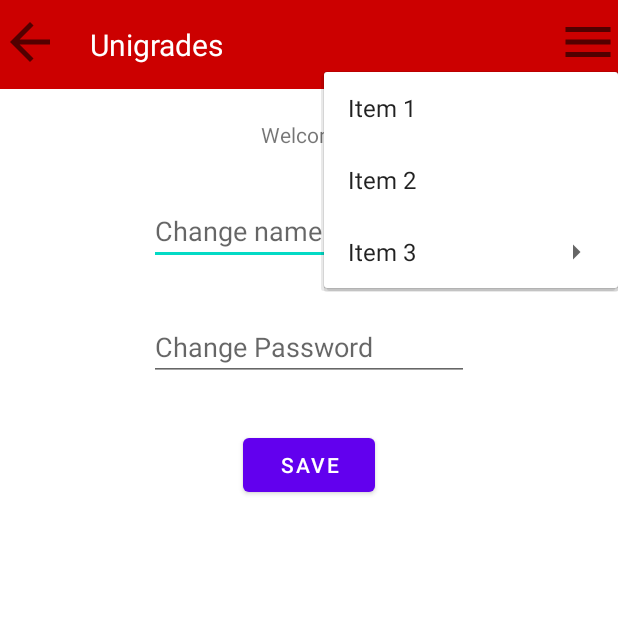
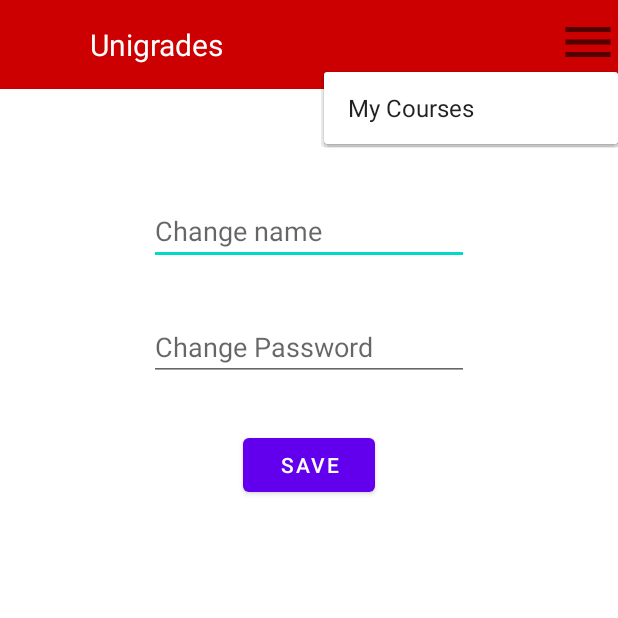
Before and after one commit to YetItMoves-MZ/Unigrades, an Android app: the MyAccountInfoActivity screen opened directly, with no data from a screen before it, after a tap on an icon or button, on a phone screen of 412 x 824 dp, the top half of it. Run offline under Robolectric (Android 15) with nearby library versions, the phone set to English and light mode, and no system bars; our stand-ins replace Firebase (no records; nobody signed in at launch, a user with empty details on screens opened directly); 2 statements that could not run were skipped.

Commit message:
Removed bundles that get and set uid (there is a function from firebase that gets the uid from instance). implemented the toolbar menu properly to send the user to the right activity.

```diff
--- a/app/src/main/java/com/example/unigrades/Account.java
+++ b/app/src/main/java/com/example/unigrades/Account.java
@@ -79,6 +79,7 @@ public class Account {
         });
     }
 
+
     public void setAccountByAccount(Account other) {
         type = other.getType();
         courses = other.getCourses();
--- a/app/src/main/java/com/example/unigrades/MyAccountInfoActivity.java
+++ b/app/src/main/java/com/example/unigrades/MyAccountInfoActivity.java
@@ -36,8 +36,7 @@ public class MyAccountInfoActivity extends AppCompatActivity {
         super.onCreate(savedInstanceState);
         setContentView(R.layout.activity_my_account_info);
         //TODO repeat those 2 always from now on.
-        String uid = MyGlobalFunctions.getUidFromBundle(getIntent().getExtras().
-                getBundle(MyGlobalFunctions.BUNDLE));
+R        String uid = FirebaseAuth.getInstance().getUid();
         Toolbar toolbar = new Toolbar(this);
 
         findViews();
@@ -50,6 +49,7 @@ public class MyAccountInfoActivity extends AppCompatActivity {
             public void dataReady(Account value) {
                 myAccount.setAccountByAccount(value);
                 textName.setText("Welcome, " + myAccount.getFullName());
+                toolbar.setCurrentMode(myAccount.getType());
             }
         };
         myAccount.findAccount(uid, callback_account);
--- a/app/src/main/java/com/example/unigrades/SignInActivity.java
+++ b/app/src/main/java/com/example/unigrades/SignInActivity.java
@@ -118,7 +118,7 @@ public class SignInActivity extends AppCompatActivity {
     private void updateUI(FirebaseUser user) {
         if (user!=null){
             String uid = user.getUid();
-            MyGlobalFunctions.startNewActivity(this, MyAccountInfoActivity.class,uid);
+            MyGlobalFunctions.startNewActivity(this, MyAccountInfoActivity.class);
         }
     }
 
@@ -127,7 +127,7 @@ public class SignInActivity extends AppCompatActivity {
      * @param classType the class of the activity we want to start.
      */
     private void outOfListener(Class classType) {
-        MyGlobalFunctions.startNewActivity(this, classType, "");
+        MyGlobalFunctions.startNewActivity(this, classType);
     }
 
 
--- a/app/src/main/java/com/example/unigrades/SignUpActivity.java
+++ b/app/src/main/java/com/example/unigrades/SignUpActivity.java
@@ -151,7 +151,7 @@ public class SignUpActivity extends AppCompatActivity {
             String uid = user.getUid();
             Account acc = new Account().setType(typeTeacherOrStudent).setFullName(fullName);
             acc.addAccountToDB(uid);
-            MyGlobalFunctions.startNewActivity(this, MyAccountInfoActivity.class,uid);
+            MyGlobalFunctions.startNewActivity(this, MyAccountInfoActivity.class);
         }
 
     }
@@ -161,7 +161,7 @@ public class SignUpActivity extends AppCompatActivity {
      * @param classType the class of the activity we want to start.
      */
     private void outOfListener(Class classType) {
-        MyGlobalFunctions.startNewActivity(this, classType,"");
+        MyGlobalFunctions.startNewActivity(this, classType);
     }
 
 
--- a/app/src/main/java/com/example/unigrades/Toolbar.java
+++ b/app/src/main/java/com/example/unigrades/Toolbar.java
@@ -1,13 +1,11 @@
 package com.example.unigrades;
 
-import android.content.Context;
-import android.content.Intent;
+import android.view.Menu;
 import android.view.MenuInflater;
 import android.view.MenuItem;
 import android.view.View;
 import android.widget.ImageView;
 import android.widget.PopupMenu;
-import android.widget.Toast;
 
 import androidx.appcompat.app.AppCompatActivity;
 
@@ -16,37 +14,64 @@ import com.google.firebase.auth.FirebaseAuth;
 
 public class Toolbar{
     private AppCompatActivity appCompatActivity;
-    private ImageView menu;
+    private ImageView menuButton;
+    private ImageView backButton;
+    private String mode="";
 
     public Toolbar(){}
     public Toolbar(AppCompatActivity appCompatActivity) {
         this.appCompatActivity = appCompatActivity;
         findViews();
-        menu.setOnClickListener(new View.OnClickListener() {
+        //TODO check if "else" is needed here
+        if (MyAccountInfoActivity.class.equals(appCompatActivity.getClass())) {
+            backButton.setVisibility(View.INVISIBLE);
+        }
+        menuButton.setOnClickListener(new View.OnClickListener() {
             @Override
             public void onClick(View view) {
                 showToolbarMenu(view);
             }
         });
-        String uid = FirebaseAuth.getInstance().getUid();
+        backButton.setOnClickListener(new View.OnClickListener() {
+            @Override
+            public void onClick(View view) {
+                //TODO check where "back button" needs to go in each and every activity.
+                if (MyAccountInfoActivity.class.equals(appCompatActivity.getClass())) {
+                    mode = " ";
+                }
+                else{
+                    appCompatActivity.finish();
+                }
+            }
+        });
     }
 
     private void showToolbarMenu(View v) {
         PopupMenu popup = new PopupMenu(appCompatActivity, v);
         MenuInflater inflater = popup.getMenuInflater();
         inflater.inflate(R.menu.toolbar_menu, popup.getMenu());
+
+        if(mode.equals(Account.student))
+            popup.getMenu().getItem(1).setVisible(true);
+        if(mode.equals(Account.teacher))
+            popup.getMenu().getItem(2).setVisible(true);
+
         popup.show();
         popup.setOnMenuItemClickListener(new PopupMenu.OnMenuItemClickListener() {
             @Override
             public boolean onMenuItemClick(MenuItem menuItem) {
-                switch (menuItem.getItemId()){
-                    case R.id.item1:
+                switch (menuItem.getItemId()) {
+                    case R.id.toolbarMenu_ITEM_toMyCoursesActivity:
                         MyGlobalFunctions.startNewActivity(appCompatActivity,
-                                MyCoursesActivity.class,"");
-
-                        // TODO delete this comment later
-                        // this is how you check the same activity
-                        // if (appCompatActivity.getClass() == MyAccountInfoActivity.class)
+                                MyCoursesActivity.class);
+                        return true;
+                    case R.id.toolbarMenu_ITEM_toSearchCourse:
+                        MyGlobalFunctions.startNewActivity(appCompatActivity,
+                                SearchCourseActivity.class);
+                        return true;
+                    case R.id.toolbarMenu_ITEM_toCreateCourse:
+                        MyGlobalFunctions.startNewActivity(appCompatActivity,
+                                CreateCourseActivity.class);
                         return true;
                     default:
                         return false;
@@ -55,7 +80,12 @@ public class Toolbar{
         });
     }
 
+    public void setCurrentMode(String type){
+        mode = type;
+    }
+
     private void findViews() {
-        menu = appCompatActivity.findViewById(R.id.toolbar_IMG_menu);
+        menuButton = appCompatActivity.findViewById(R.id.toolbar_IMG_menu);
+        backButton = appCompatActivity.findViewById(R.id.toolbar_IMG_back);
     }
 }
--- a/app/src/main/res/layout/activity_my_account_info.xml
+++ b/app/src/main/res/layout/activity_my_account_info.xml
@@ -19,7 +19,6 @@
         android:layout_width="wrap_content"
         android:layout_height="wrap_content"
         android:layout_marginTop="80dp"
-        android:text="Welcome, "
         app:layout_constraintEnd_toEndOf="parent"
         app:layout_constraintStart_toStartOf="parent"
         app:layout_constraintTop_toTopOf="@+id/include" />
--- a/app/src/main/res/layout/toolbar.xml
+++ b/app/src/main/res/layout/toolbar.xml
@@ -37,8 +37,8 @@
             android:layout_alignParentEnd="true"
             android:layout_marginTop="8dp"
             android:layout_marginBottom="8dp"
-            android:src="@drawable/ic_baseline_menu_24"
-            android:onClick="showPopUp">
+            android:onClick="showPopUp"
+            android:src="@drawable/ic_baseline_menu_24">
 
 
         </ImageView>
--- a/app/src/main/res/menu/toolbar_menu.xml
+++ b/app/src/main/res/menu/toolbar_menu.xml
@@ -3,29 +3,19 @@
     xmlns:app="http://schemas.android.com/apk/res-auto">
 
     <item
-        android:id="@+id/item1"
-        android:title="Item 1"
+        android:id="@+id/toolbarMenu_ITEM_toMyCoursesActivity"
+        android:title="My Courses"
         android:icon="@drawable/ic_baseline_menu_24"
         app:showAsAction="ifRoom"/>
     <item
-        android:id="@+id/item2"
-        android:title="Item 2"
-        app:showAsAction="never"/>
+        android:id="@+id/toolbarMenu_ITEM_toSearchCourse"
+        android:title="Search Course"
+        app:showAsAction="never"
+        android:visible="false"/>
     <item
-        android:id="@+id/item3"
-        android:title="Item 3"
-        app:showAsAction="never">
-        <menu>
-
-            <item
-                android:id="@+id/subitem1"
-                android:title="Sub Item 1"/>
-            <item
-                android:id="@+id/subitem2"
-                android:title="Sub Item 2"/>
-
-
-        </menu>
-
+        android:id="@+id/toolbarMenu_ITEM_toCreateCourse"
+        android:title="Create Course"
+        app:showAsAction="never"
+        android:visible="false">
     </item>
 </menu>
```
Also changed, not shown: app/src/main/java/com/example/unigrades/MyGlobalFunctions.java (+1 -17 lines).
